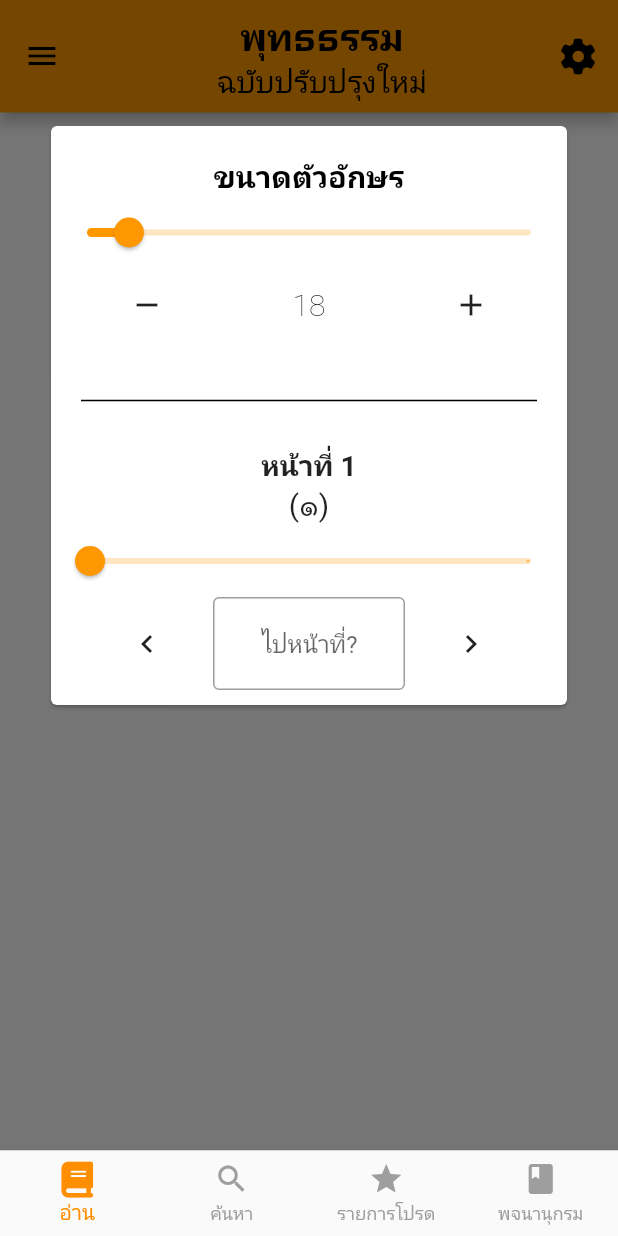
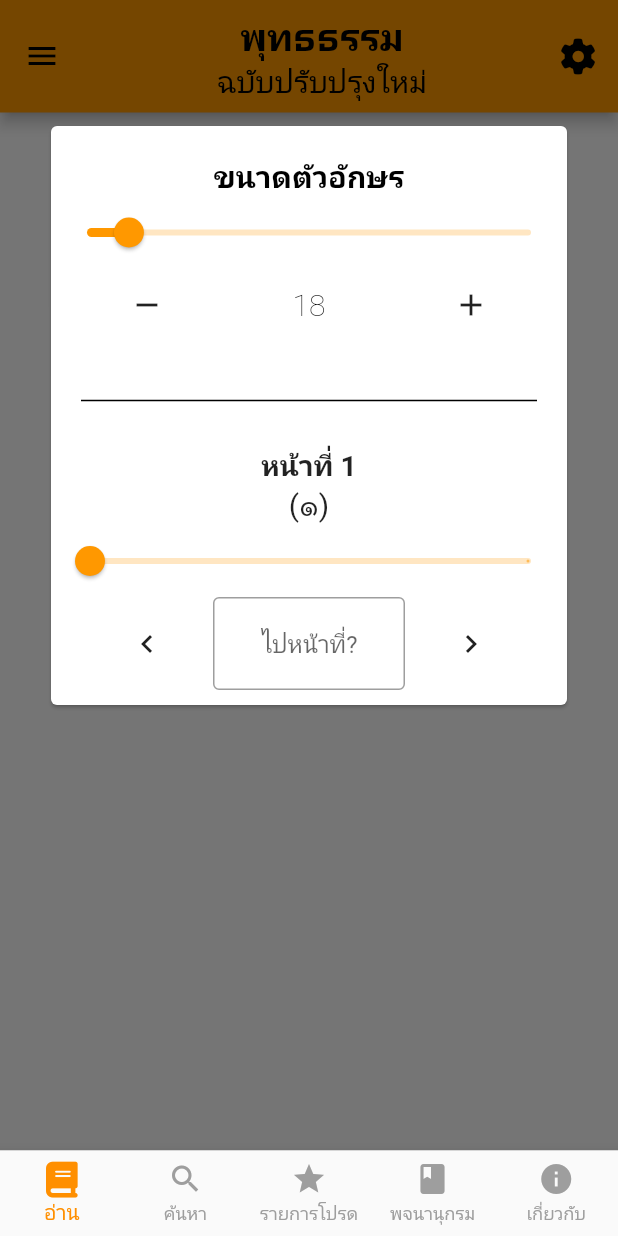
Before and after one commit to sautechnologygroup/buddhadham, a Flutter app: the screen it shows after launch, after a tap on an icon or button, on a phone screen of 412 x 824 dp. Run offline on Flutter 3.47's test engine with Material 2 defaults, Android fonts, the phone set to English and light mode, and no system bars; our stand-ins replace flutter_widget_from_html_core, font_awesome_flutter, google_fonts; Roboto replaces fonts that are missing (Charmonman, Sarabun).

Commit message:
UpdateSearch and Add About

```diff
--- a/lib/main.dart
+++ b/lib/main.dart
@@ -3,6 +3,7 @@ import 'package:buddhadham/views/dictionary.dart';
 import 'package:buddhadham/views/logList.dart';
 import 'package:buddhadham/views/screenForRead.dart';
 import 'package:buddhadham/views/searchScreen.dart';
+import 'package:buddhadham/views/about.dart';
 import 'package:flutter/material.dart';
 import 'package:font_awesome_flutter/font_awesome_flutter.dart';
 
@@ -84,6 +85,7 @@ class _MainWidgetState extends State<MainWidget> {
           SearchScreen(),
           LogListScreen(),
           DictionaryScreen(),
+          AboutScreen(),
         ],
       ),
       bottomNavigationBar: BottomNavigationBar(
@@ -104,6 +106,11 @@ class _MainWidgetState extends State<MainWidget> {
             icon: Icon(Icons.book),
             label: 'พจนานุกรม',
           ),
+          BottomNavigationBarItem(
+            // Added new BottomNavigationBarItem for About page
+            icon: Icon(Icons.info),
+            label: 'เกี่ยวกับ',
+          ),
         ],
         currentIndex: _selectedIndex,
         selectedItemColor: Colors.amber[800],
--- /dev/null
+++ b/lib/views/about.dart
@@ -0,0 +1,35 @@
+import 'package:flutter/material.dart';
+
+class AboutScreen extends StatefulWidget {
+  const AboutScreen({Key? key}) : super(key: key);
+
+  @override
+  State<AboutScreen> createState() => _AboutScreenState();
+}
+
+class _AboutScreenState extends State<AboutScreen> {
+  @override
+  Widget build(BuildContext context) {
+    return Scaffold(
+      appBar: AppBar(
+        title: const Center(child: Text('เกี่ยวกับ')),
+      ),
+      body: Center(
+        child: Column(
+          mainAxisAlignment: MainAxisAlignment.center,
+          children: [
+            const Text(
+              'พุทธธรรม',
+              style: TextStyle(fontSize: 24),
+            ),
+            const SizedBox(height: 16),
+            const Text(
+              'ยินดีต้อนรับสู่แอปพลิเคชันพุทธศาสนาภาษาไทย',
+              style: TextStyle(fontSize: 16),
+            ),
+          ],
+        ),
+      ),
+    );
+  }
+}
--- a/lib/views/screenForRead.dart
+++ b/lib/views/screenForRead.dart
@@ -9,7 +9,8 @@ import 'package:google_fonts/google_fonts.dart';
 import 'package:html/parser.dart';
 
 class ReadScreen extends StatefulWidget {
-  const ReadScreen({Key? key, required int initialPage}) : super(key: key);
+  final int initialPage;
+  const ReadScreen({Key? key, required this.initialPage}) : super(key: key);
 
   @override
   State<ReadScreen> createState() => _ReadScreenState();
@@ -22,12 +23,13 @@ class _ReadScreenState extends State<ReadScreen> {
   final TextEditingController searchTextController = TextEditingController();
   late Future<List<String>> getDataTextListFuture;
   double numAllPage = 2;
-  final PageController _pageController = PageController(viewportFraction: 1);
+  PageController _pageController = PageController(viewportFraction: 1);
   final TextEditingController _controllerTextField = TextEditingController();
 
   @override
   void initState() {
     getDataTextListFuture = getData()!;
+    _pageController = PageController(initialPage: widget.initialPage - 1);
     super.initState();
   }
 
@@ -162,14 +164,12 @@ class _ReadScreenState extends State<ReadScreen> {
                 onChanged: (double newValue) {
                   setState(() {
                     AppTextSetting.INDEX_PAGE = newValue;
-                    _pageController.jumpToPage(AppTextSetting.INDEX_PAGE
-                        .toInt()
-                        .clamp(0, numAllPage.toInt() - 1)
-                        .toInt());
+                    _pageController
+                        .jumpToPage(AppTextSetting.INDEX_PAGE.toInt());
                   });
                 },
                 divisions: (numAllPage - 1).toInt(),
-                min: 1,
+                min: 1.0,
                 max: numAllPage,
                 label: AppTextSetting.INDEX_PAGE.toInt().toString(),
               ),
```
Also changed, not shown: lib/views/searchScreen.dart (+28 -5 lines).
